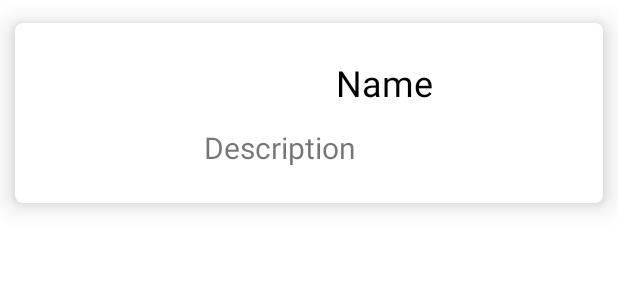
After one commit to MarcecaManu/DnDRealTimeManager, an Android app: the layout layout_character_item.xml on its own in the app's theme, with its tools: preview values and no code run, on a phone screen of 412 x 824 dp. The commit adds this screen. Shown: the top 300 px of the screen. Run offline under Robolectric (Android 15) with nearby library versions, the phone set to English and light mode, and no system bars.

Commit message:
Optimized code in database helper. Implemented a better card-based characters list, which also now uses images (now an url can be put in the image textbox in character creation).

```diff
--- a/app/src/main/java/com/example/ddrealtimemanager/MainActivity.kt
+++ b/app/src/main/java/com/example/ddrealtimemanager/MainActivity.kt
@@ -16,7 +16,7 @@ class MainActivity : AppCompatActivity() {
 
         val database = DBHelper(this)
 
-        //database.resetDatabase()
+        database.resetDatabase()
 
         btnDM.setOnClickListener {
             startActivity(Intent(this, DMActivity::class.java))
--- a/app/src/main/java/com/example/ddrealtimemanager/player/PlayerActivity.kt
+++ b/app/src/main/java/com/example/ddrealtimemanager/player/PlayerActivity.kt
@@ -5,6 +5,7 @@ import androidx.appcompat.app.AppCompatActivity
 import android.os.Bundle
 import com.example.ddrealtimemanager.R
 import com.example.ddrealtimemanager.player.real_time.PlayerRealTimeGameActivity
+import com.example.ddrealtimemanager.shared.CharactersCardListActivity
 import com.example.ddrealtimemanager.shared.CharactersListActivity
 import kotlinx.android.synthetic.main.activity_player.*
 
@@ -14,7 +15,7 @@ class PlayerActivity : AppCompatActivity() {
         setContentView(R.layout.activity_player)
 
         btn_player_characters.setOnClickListener {
-            startActivity(Intent(this, CharactersListActivity::class.java))
+            startActivity(Intent(this, CharactersCardListActivity::class.java))
         }
 
         btn_player_join.setOnClickListener {
--- a/app/src/main/java/com/example/ddrealtimemanager/shared/Character.kt
+++ b/app/src/main/java/com/example/ddrealtimemanager/shared/Character.kt
@@ -8,6 +8,7 @@ data class Character (
     var name: String,
     var race: String,
     var clas: String,
-    var desc: String
+    var desc: String,
+    var image: String
     ){
 }
--- a/app/src/main/java/com/example/ddrealtimemanager/shared/CharacterVisualizationActivity.kt
+++ b/app/src/main/java/com/example/ddrealtimemanager/shared/CharacterVisualizationActivity.kt
@@ -26,6 +26,8 @@ class CharacterVisualizationActivity : AppCompatActivity() {
             tvClass.text = character.clas
             tvDescr.text = character.desc
        // }
+
+        //TODO Implement image visualization
 
         fabEdit.setOnClickListener{
             val intent = Intent(this, CharacterCreationActivity::class.java)
--- /dev/null
+++ b/app/src/main/res/layout/layout_character_item.xml
@@ -0,0 +1,73 @@
+<?xml version="1.0" encoding="utf-8"?>
+<androidx.cardview.widget.CardView
+    xmlns:android="http://schemas.android.com/apk/res/android"
+    xmlns:app="http://schemas.android.com/apk/res-auto"
+    xmlns:tools="http://schemas.android.com/tools"
+    android:layout_width="match_parent"
+    android:layout_height="wrap_content"
+    app:cardElevation="10dp"
+    app:cardCornerRadius="5dp"
+    app:cardPreventCornerOverlap="false"
+    android:paddingRight="20dp"
+    android:paddingLeft="20dp"
+    android:paddingTop="10dp"
+    android:paddingBottom="10dp"
+    app:cardBackgroundColor="#FFFFFF"
+    app:cardUseCompatPadding="true">
+
+    <LinearLayout
+        android:layout_width="match_parent"
+        android:layout_height="wrap_content"
+        android:orientation="horizontal"
+        android:padding="10dp"
+        android:id="@+id/card_player_container">
+
+        <ImageView
+            android:id="@+id/card_iv_player_image"
+            android:layout_width="100dp"
+            android:layout_height="100dp"
+            android:layout_margin="0dp"
+            android:adjustViewBounds="true"
+            android:scaleType="fitXY"
+            android:padding="10dp" />
+
+        <androidx.constraintlayout.widget.ConstraintLayout
+            android:layout_width="match_parent"
+            android:layout_height="match_parent"
+            android:orientation="vertical">
+
+            <TextView
+                android:id="@+id/card_tv_player_name"
+                android:layout_width="match_parent"
+                android:layout_height="wrap_content"
+                android:gravity="center"
+                android:text="Name"
+                android:textColor="#000"
+                android:textSize="24sp"
+                app:layout_constraintBottom_toTopOf="@+id/card_tv_player_description"
+                app:layout_constraintEnd_toEndOf="parent"
+                app:layout_constraintHorizontal_bias="0.0"
+                app:layout_constraintStart_toStartOf="parent"
+                app:layout_constraintTop_toTopOf="parent" />
+
+            <TextView
+                android:id="@+id/card_tv_player_description"
+                android:layout_width="match_parent"
+                android:layout_height="wrap_content"
+                android:text="Description"
+                android:textSize="20sp"
+                android:layout_marginHorizontal="16dp"
+                app:layout_constraintBottom_toBottomOf="parent"
+                app:layout_constraintEnd_toEndOf="parent"
+                app:layout_constraintHorizontal_bias="0.5"
+                app:layout_constraintStart_toStartOf="parent"
+                app:layout_constraintTop_toBottomOf="@+id/card_tv_player_name" />
+
+
+        </androidx.constraintlayout.widget.ConstraintLayout>
+
+
+
+    </LinearLayout>
+
+</androidx.cardview.widget.CardView>
```
Also changed, not shown: app/src/main/AndroidManifest.xml (+4 -4 lines), app/src/main/java/com/example/ddrealtimemanager/shared/CharacterCreationActivity.kt (+7 -13 lines), app/src/main/java/com/example/ddrealtimemanager/shared/CharacterListAdapter.kt (added, +53 -0 lines), app/src/main/java/com/example/ddrealtimemanager/shared/CharactersCardListActivity.kt (added, +48 -0 lines), app/src/main/java/com/example/ddrealtimemanager/shared/DBHelper.kt (+23 -14 lines), app/src/main/res/layout/activity_character_creation.xml (+26 -12 lines), app/src/main/res/layout/activity_characters_card_list.xml (added, +29 -0 lines).
